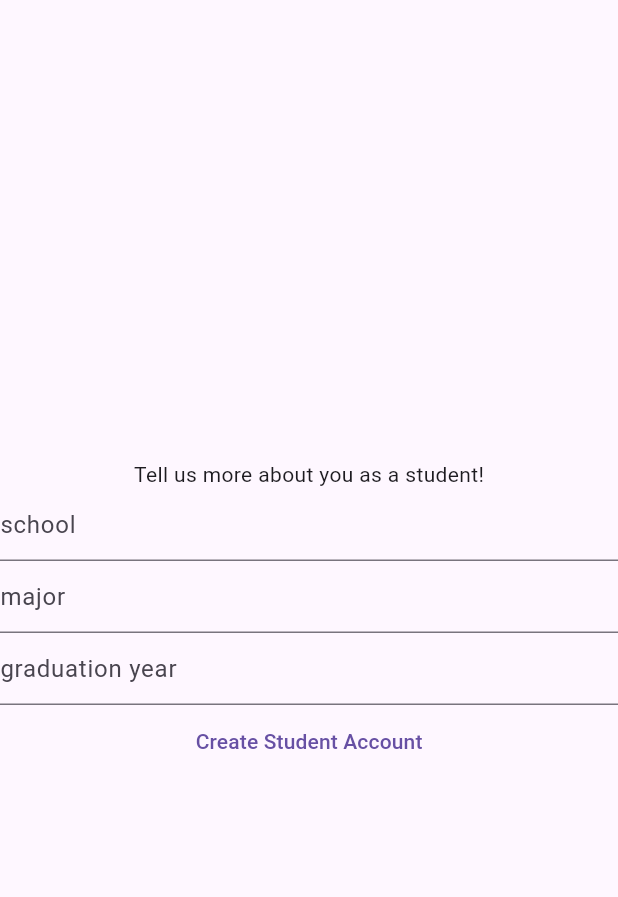
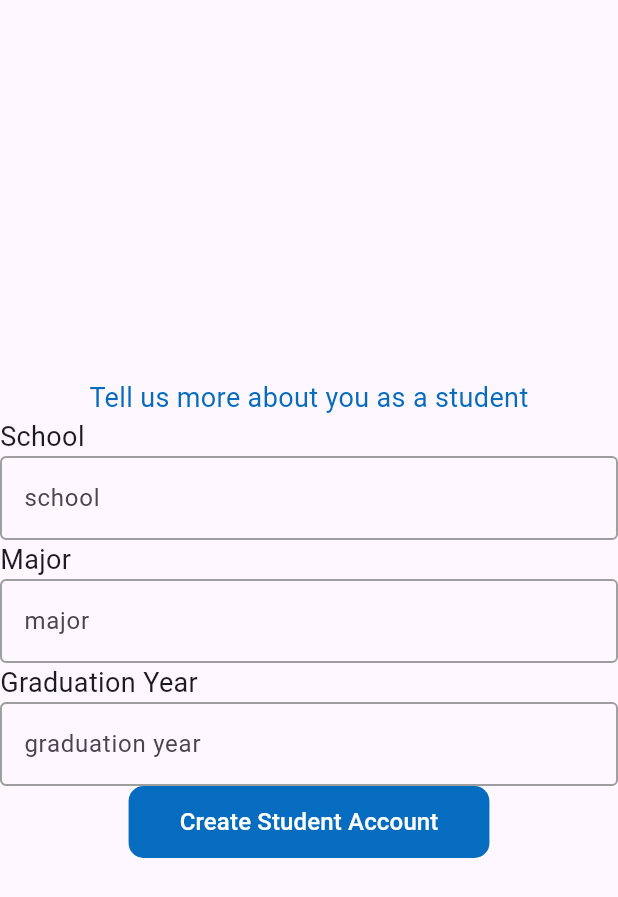
Before and after one commit to steveno06/stunio-frontend-demo, a Flutter app: the SignupPage screen opened directly, after a tap on "Student", after a tap on "Next Steps", after a tap on "Create Student Account", on a phone screen of 412 x 824 dp. Shown: the top 897 px of the screen. Run offline on Flutter 3.47's test engine with Material 3 defaults, Android fonts, the light colour scheme and no system bars.

Commit message:
refactor: Student details uses reusable widgets

```diff
--- a/lib/views/signup_sections/student_details.dart
+++ b/lib/views/signup_sections/student_details.dart
@@ -1,5 +1,8 @@
 import 'package:flutter/material.dart';
 import 'package:stunio_frontend/viewmodels/signup_viewmodel.dart';
+import 'package:stunio_frontend/views/components/header_2.dart';
+import 'package:stunio_frontend/views/components/simple_button.dart';
+import 'package:stunio_frontend/views/components/simple_text_field.dart';
 import 'package:stunio_frontend/views/student_homepage.dart';
 
 class StudentDetails extends StatefulWidget {
@@ -29,21 +32,12 @@ class _StudentDetailsState extends State<StudentDetails> {
       child: Column(
         mainAxisAlignment: MainAxisAlignment.center,
         children: [
-          Text("Tell us more about you as a student!"),
-          TextField(
-            controller: _schoolController,
-            decoration: InputDecoration(hintText: "school"),
-          ),
-          TextField(
-            controller: _majorController,
-            decoration: InputDecoration(hintText: "major"),
-          ),
-          TextField(
-            controller: _graduationYearController,
-            decoration: InputDecoration(hintText: "graduation year"),
-          ),
-          TextButton(onPressed: ()async {
-            widget.viewModel.setStudentData(
+          Header2(label: "Tell us more about you as a student"),
+          SimpleTextField(fieldName: "School", inputController: _schoolController),
+          SimpleTextField(fieldName: "Major", inputController: _majorController),
+          SimpleTextField(fieldName: "Graduation Year", inputController: _graduationYearController),
+          SimpleButton(onPressed: () async {
+             widget.viewModel.setStudentData(
               _schoolController.text,
               _majorController.text,
               int.parse(_graduationYearController.text)
@@ -56,7 +50,7 @@ class _StudentDetailsState extends State<StudentDetails> {
                 );
               }
             });
-          }, child: Text("Create Student Account"))
+          }, label: "Create Student Account")
         ],
       ),
     );
```
